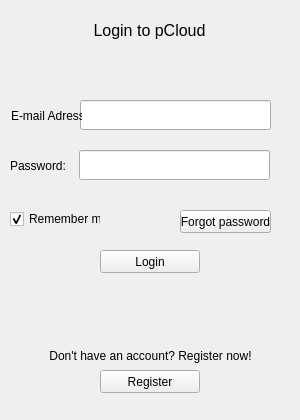
This is pCloud/loginwindow.ui in pcloudcom/pfs-gui as Qt 5 draws it before an edit. The edited form follows.
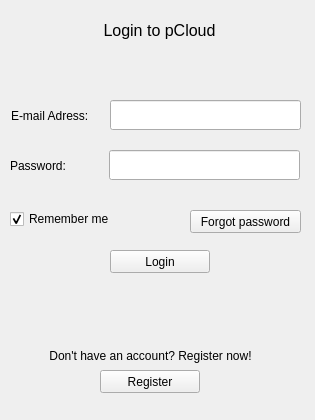
This is the edited form.

```diff
--- a/pCloud/loginwindow.ui
+++ b/pCloud/loginwindow.ui
@@ -6,7 +6,7 @@
    <rect>
     <x>0</x>
     <y>0</y>
-    <width>300</width>
+    <width>315</width>
     <height>420</height>
    </rect>
   </property>
@@ -17,7 +17,7 @@
    <widget class="QLineEdit" name="password">
     <property name="geometry">
      <rect>
-      <x>79</x>
+      <x>109</x>
       <y>150</y>
       <width>191</width>
       <height>30</height>
@@ -30,7 +30,7 @@
    <widget class="QLineEdit" name="email">
     <property name="geometry">
      <rect>
-      <x>80</x>
+      <x>110</x>
       <y>100</y>
       <width>191</width>
       <height>30</height>
@@ -55,12 +55,12 @@
      <rect>
       <x>11</x>
       <y>100</y>
-      <width>71</width>
+      <width>91</width>
       <height>31</height>
      </rect>
     </property>
     <property name="text">
-     <string>E-mail Adress</string>
+     <string>E-mail Adress:</string>
     </property>
    </widget>
    <widget class="QLabel" name="error">
@@ -76,7 +76,7 @@
    <widget class="QPushButton" name="loginButton">
     <property name="geometry">
      <rect>
-      <x>100</x>
+      <x>110</x>
       <y>250</y>
       <width>100</width>
       <height>23</height>
@@ -94,7 +94,7 @@
      <rect>
       <x>14</x>
       <y>20</y>
-      <width>271</width>
+      <width>291</width>
       <height>21</height>
      </rect>
     </property>
@@ -152,7 +152,7 @@
      <rect>
       <x>10</x>
       <y>210</y>
-      <width>91</width>
+      <width>141</width>
       <height>18</height>
      </rect>
     </property>
@@ -166,9 +166,9 @@
    <widget class="QPushButton" name="forgotButton">
     <property name="geometry">
      <rect>
-      <x>180</x>
+      <x>190</x>
       <y>210</y>
-      <width>91</width>
+      <width>111</width>
       <height>23</height>
      </rect>
     </property>
```
